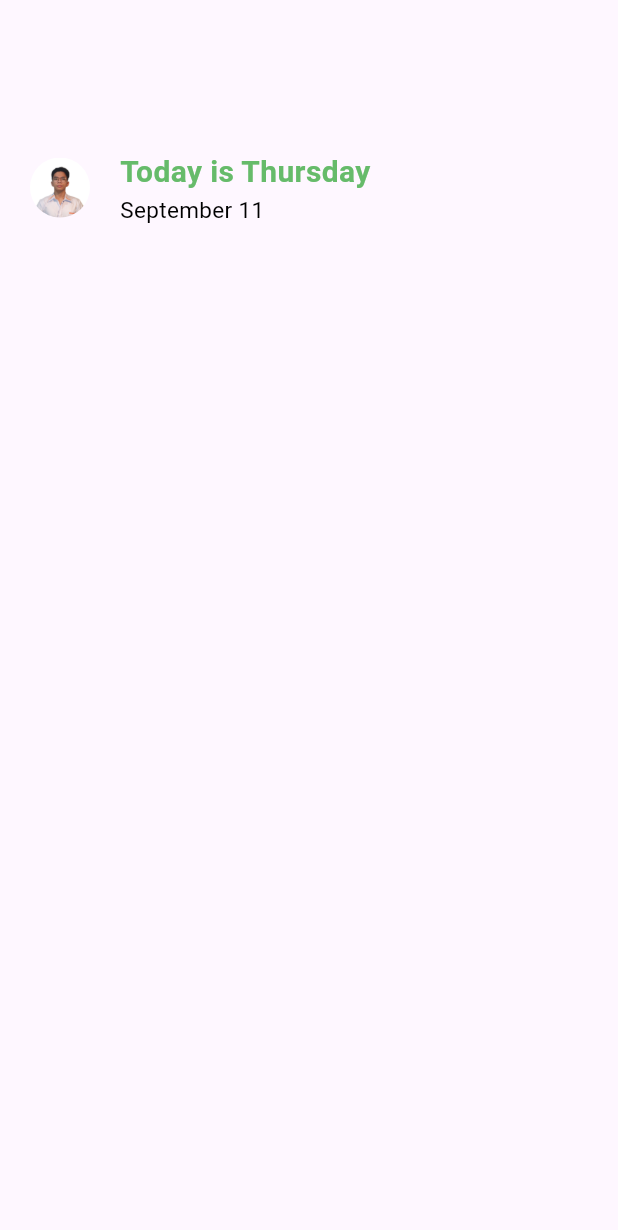
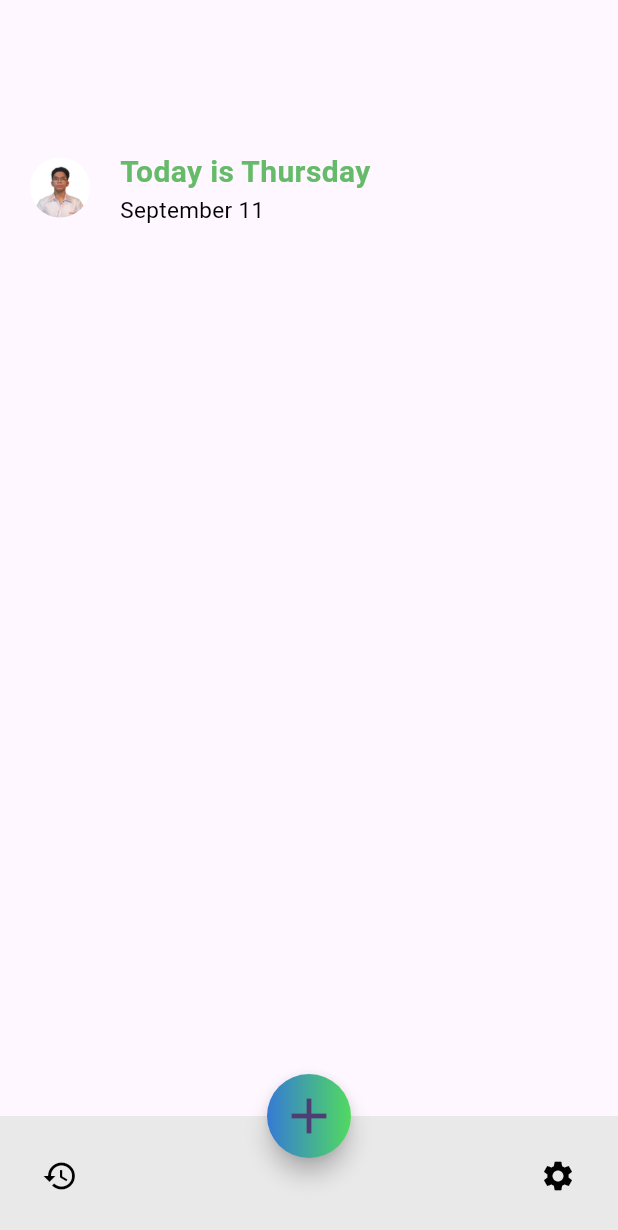
Before and after one commit to Yebione/badyet, a Flutter app: the screen it shows after launch, on a phone screen of 412 x 824 dp. Shown: the top 1230 px of the screen. Run offline on Flutter 3.47's test engine with Material 2 defaults, Android fonts, the phone set to English and light mode, and no system bars.

Commit message:
Added Bottom Nav Bar

```diff
--- a/lib/main.dart
+++ b/lib/main.dart
@@ -1,6 +1,5 @@
 import 'package:badyet/screens/home.dart';
 import 'package:flutter/material.dart';
-
 
 void main() {
   runApp(const MyApp());
--- a/lib/screens/home.dart
+++ b/lib/screens/home.dart
@@ -12,15 +12,64 @@ class badyetHome extends StatelessWidget {
     // fast, so that you can just rebuild anything that needs updating rather
     // than having to individually change instances of widgets.
     return Scaffold(
-
+        floatingActionButton: FloatingActionButton(
+          //Floating action button on Scaffold
+          onPressed: () {
+            //code to execute on button press
+          },
+          backgroundColor: Colors.transparent,
+          shape: CircleBorder(eccentricity: 0.0),
+          child: Container(
+            width: 80,
+            height: 80,
+            child: Icon(
+              Icons.add,
+              size: 40,
+            ),
+            decoration: BoxDecoration(
+                shape: BoxShape.circle,
+                gradient: LinearGradient(colors: [
+                  const Color.fromRGBO(53, 122, 213, 1),
+                  const Color.fromRGBO(81, 218, 96, 1)
+                ])),
+          ),
+          //icon inside button
+        ),
+        floatingActionButtonLocation: FloatingActionButtonLocation.centerDocked,
+        bottomNavigationBar: BottomAppBar(
+          //bottom navigation bar on scaffold
+          color: const Color.fromRGBO(233, 233, 233, 1),
+          //shape of notch
+          notchMargin:
+              5, //notche margin between floating button and bottom appbar
+          child: Row(
+            //children inside bottom appbar
+            mainAxisSize: MainAxisSize.max,
+            mainAxisAlignment: MainAxisAlignment.spaceBetween,
+            children: <Widget>[
+              IconButton(
+                icon: Icon(
+                  Icons.history,
+                  color: Colors.black,
+                ),
+                onPressed: () {},
+              ),
+              IconButton(
+                icon: Icon(
+                  Icons.settings,
+                  color: Colors.black,
+                ),
+                onPressed: () {},
+              ),
+            ],
+          ),
+        ),
         body: Center(
-
           child: Container(
             margin: EdgeInsets.only(top: 100.0), // Adjust the value as needed
             child: Column(
               crossAxisAlignment: CrossAxisAlignment.start,
               children: <Widget>[
-
                 Row(
                   children: <Widget>[
                     Container(
@@ -28,11 +77,10 @@ class badyetHome extends StatelessWidget {
                       height: 40,
                       width: 40,
                       child: ClipRRect(
-                      borderRadius: BorderRadius.circular(20) ,
+                        borderRadius: BorderRadius.circular(20),
                         child: Image.asset('assets/images/avatar.jpg'),
                       ),
                     ),
-
                     Column(
                         crossAxisAlignment: CrossAxisAlignment.start,
                         children: <Widget>[
@@ -45,7 +93,6 @@ class badyetHome extends StatelessWidget {
                             textAlign: TextAlign.left,
                             // Text properties here
                           ),
-
                           Text(
                             'September 11',
                             style: TextStyle(
@@ -55,25 +102,14 @@ class badyetHome extends StatelessWidget {
                             textAlign: TextAlign.left,
                             // Text properties here
                           ),
-
-                    ]
-                  )
-
-
-
+                        ])
                   ],
                 )
-
-
-
-
 
                 // Other widgets in your Column
               ],
             ),
           ),
-      )
-    );
-
+        ));
   }
 }
```
Lines whose indentation alone changed are shown as unchanged.
